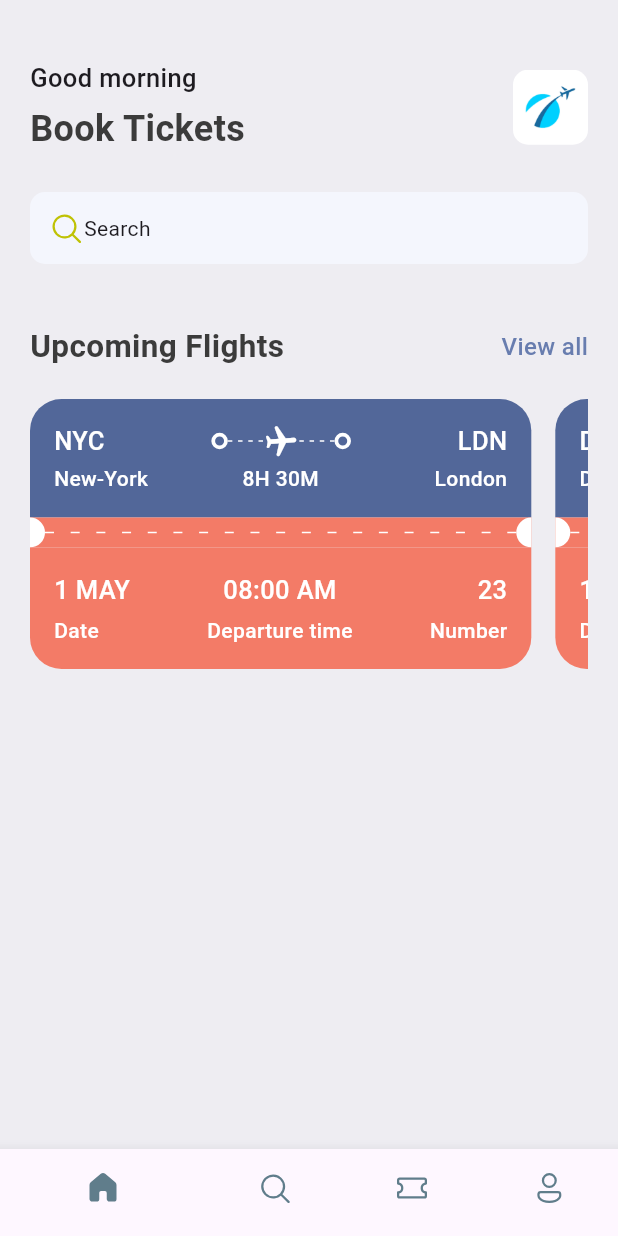
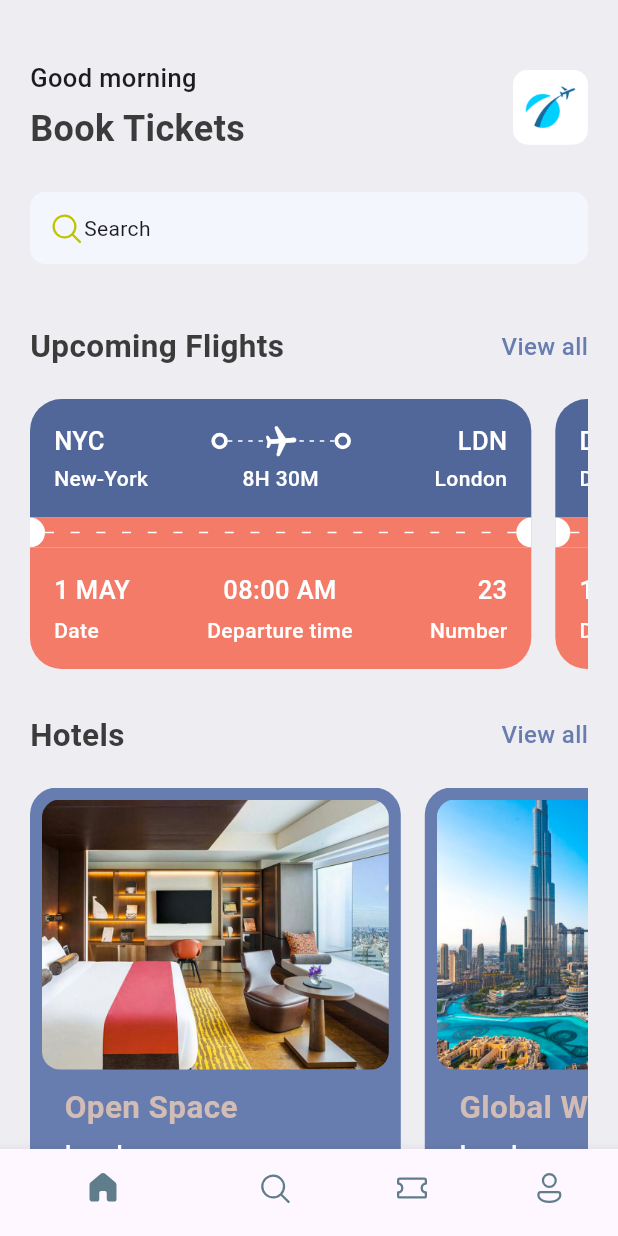
Before and after one commit to Blyne237/ticketBooking, a Flutter app: the screen it shows after launch, on a phone screen of 412 x 824 dp. Run offline on Flutter 3.47's test engine with Material 3 defaults, Android fonts, the phone set to English and light mode, and no system bars; our stand-ins replace fluentui_icons.

```diff
--- a/lib/base/bottom_nav_bar.dart
+++ b/lib/base/bottom_nav_bar.dart
@@ -1,6 +1,8 @@
 import 'package:fluentui_icons/fluentui_icons.dart';
 import 'package:flutter/material.dart';
-import 'package:ticket_app/screens/home_screen.dart';
+import 'package:ticket_app/screens/home/home_screen.dart';
+import 'package:ticket_app/screens/search/search_screen.dart';
+import 'package:ticket_app/screens/tickets/ticket_screen.dart';
 
 class BottomNavBar extends StatefulWidget {
   const BottomNavBar({super.key});
@@ -12,8 +14,8 @@ class BottomNavBar extends StatefulWidget {
 class _BottomNavBarState extends State<BottomNavBar> {
   final appScreens = [
     const HomeScreen(),
-    const Text("Search"),
-    const Text("Tickets"),
+    const SearchScreen(),
+    const TicketScreen(),
     const Text("Profile"),
   ];
 
--- a/lib/base/res/media.dart
+++ b/lib/base/res/media.dart
@@ -1,4 +1,6 @@
 class AppMedia {
   static const _baseImage = "assets/images";
   static const logo = '$_baseImage/logo.png';
+  static const hotelRoom = '$_baseImage/hotel_room.png';
+  static const planeSit = '$_baseImage/plane_sit.jpg';
 }
--- a/lib/base/res/styles/app_styles.dart
+++ b/lib/base/res/styles/app_styles.dart
@@ -8,6 +8,10 @@ class AppStyles {
   static Color textColor = const Color(0xFF3b3b3b);
   static Color ticketBlue = const Color(0xFF526799);
   static Color ticketOrange = const Color(0xFFF37b67);
+  static Color kakiColor = const Color(0xFFd2bdb6);
+  static Color planeColor = const Color(0xFFBFC2DF);
+  static Color findTicketColor = const Color(0xD91130CE);
+  static Color circleColor = const Color(0xFF189999);
 
   static TextStyle textStyle = TextStyle(
     fontSize: 16,
--- a/lib/base/utils/app_json.dart
+++ b/lib/base/utils/app_json.dart
@@ -48,3 +48,24 @@ List<Map<String, dynamic>> ticketList = [
     "number": 40
   },
 ];
+
+List<Map<String, dynamic>> hotelList = [
+  {
+    'image': 'hotel_room.png',
+    'place': 'Open Space',
+    'destination': 'London',
+    'price': 25
+  },
+  {
+    'image': 'city_view.png',
+    'place': 'Global Will',
+    'destination': 'London',
+    'price': 40
+  },
+  {
+    'image': 'pool_view.png',
+    'place': 'Best pool in the city',
+    'destination': 'Dubai',
+    'price': 68
+  },
+];
--- /dev/null
+++ b/lib/base/utils/app_routes.dart
@@ -0,0 +1,5 @@
+class AppRoutes {
+
+   static const allTickets = '/all_tickets';
+
+}
--- a/lib/base/widgets/app_double_text.dart
+++ b/lib/base/widgets/app_double_text.dart
@@ -1,12 +1,12 @@
 import 'package:flutter/material.dart';
 import 'package:ticket_app/base/res/styles/app_styles.dart';
-import 'package:ticket_app/screens/all_tickets.dart';
 
 class AppDoubleText extends StatelessWidget {
   const AppDoubleText(
-      {super.key, required this.bigtext, required this.smallText});
+      {super.key, required this.bigtext, required this.smallText, required this.func});
   final String bigtext;
   final String smallText;
+  final VoidCallback func;
 
   @override
   Widget build(BuildContext context) {
@@ -18,14 +18,7 @@ class AppDoubleText extends StatelessWidget {
           style: AppStyles.headLineStyle2,
         ),
         InkWell(
-          onTap: () {
-            Navigator.push(
-              context,
-              MaterialPageRoute(
-                builder: (BuildContext context) => AllTickets(),
-              ),
-            );
-          },
+          onTap: func,
           child: Text(smallText,
               style:
                   AppStyles.textStyle.copyWith(color: AppStyles.primaryColor)),
--- a/lib/main.dart
+++ b/lib/main.dart
@@ -1,5 +1,6 @@
 import 'package:flutter/material.dart';
 import 'package:ticket_app/base/bottom_nav_bar.dart';
+import 'package:ticket_app/screens/home/all_tickets.dart';
 
 void main() {
   runApp(const MyApp());
@@ -10,8 +11,12 @@ class MyApp extends StatelessWidget {
 
   @override
   Widget build(BuildContext context) {
-    return const MaterialApp(
+    return MaterialApp(
       debugShowCheckedModeBanner: false,
-      home: BottomNavBar());
+      routes: {
+        "/": (context) => const BottomNavBar(),
+        "/all_tickets": (context) => const AllTickets(),
+      },
+    );
   }
 }
--- a/lib/screens/home_screen.dart
+++ b/lib/screens/home/home_screen.dart
@@ -3,8 +3,10 @@ import 'package:flutter/material.dart';
 import 'package:ticket_app/base/res/media.dart';
 import 'package:ticket_app/base/res/styles/app_styles.dart';
 import 'package:ticket_app/base/utils/app_json.dart';
+import 'package:ticket_app/base/utils/app_routes.dart';
 import 'package:ticket_app/base/widgets/app_double_text.dart';
 import 'package:ticket_app/base/widgets/ticket_view.dart';
+import 'package:ticket_app/screens/home/widgets/hotel.dart';
 
 class HomeScreen extends StatelessWidget {
   const HomeScreen({super.key});
@@ -19,6 +21,7 @@ class HomeScreen extends StatelessWidget {
           Container(
             padding: const EdgeInsets.symmetric(horizontal: 20),
             child: Column(
+              crossAxisAlignment: CrossAxisAlignment.start,
               children: [
                 Row(
                   mainAxisAlignment: MainAxisAlignment.spaceBetween,
@@ -67,19 +70,45 @@ class HomeScreen extends StatelessWidget {
                   ),
                 ),
                 const SizedBox(height: 40),
-                const AppDoubleText(
+                AppDoubleText(
                   bigtext: 'Upcoming Flights',
                   smallText: 'View all',
+                  func: () =>
+                      Navigator.pushNamed(context, AppRoutes.allTickets),
                 ),
                 const SizedBox(height: 20),
                 SingleChildScrollView(
                   scrollDirection: Axis.horizontal,
                   child: Row(
-                      children: ticketList.take(3).map((singleTicket) => TicketView(
-                                ticket: singleTicket,
-                              ),)
+                      children: ticketList
+                          .take(3)
+                          .map(
+                            (singleTicket) => TicketView(
+                              ticket: singleTicket,
+                            ),
+                          )
                           .toList()),
-                )
+                ),
+                const SizedBox(height: 20),
+                AppDoubleText(
+                  bigtext: 'Hotels',
+                  smallText: 'View all',
+                  func: () =>
+                      Navigator.pushNamed(context, AppRoutes.allTickets),
+                ),
+                const SizedBox(height: 20),
+                SingleChildScrollView(
+                    scrollDirection: Axis.horizontal,
+                    child: Row(
+                      children: hotelList
+                          .take(2)
+                          .map(
+                            (singleHotel) => Hotel(
+                              hotel: singleHotel,
+                            ),
+                          )
+                          .toList(),
+                    ))
               ],
             ),
           ),
--- /dev/null
+++ b/lib/screens/home/widgets/hotel.dart
@@ -0,0 +1,64 @@
+import 'package:flutter/material.dart';
+import 'package:ticket_app/base/res/styles/app_styles.dart';
+
+class Hotel extends StatelessWidget {
+   final Map<String, dynamic> hotel;
+  const Hotel({super.key, required this.hotel});
+
+  @override
+  Widget build(BuildContext context) {
+    final size = MediaQuery.of(context).size;
+    return Container(
+      margin: const EdgeInsets.only(right: 16),
+      padding: const EdgeInsets.all(8),
+      width: size.width * 0.6,
+      height: 350,
+      decoration: BoxDecoration(
+        color: AppStyles.primaryColor,
+        borderRadius: BorderRadius.circular(18),
+      ),
+      child: Column(
+        crossAxisAlignment: CrossAxisAlignment.start,
+        children: [
+          Container(
+            height: 180,
+            decoration: BoxDecoration(
+              color: AppStyles.primaryColor,
+              borderRadius: BorderRadius.circular(12),
+              image:  DecorationImage(
+                fit: BoxFit.cover,
+                image: AssetImage("assets/images/${hotel['image']}"),
+              ),
+            ),
+          ),
+          const SizedBox(height: 10),
+          Padding(
+            padding: const EdgeInsets.only(left: 15),
+            child: Text(
+              hotel['place'],
+              style:
+                  AppStyles.headLineStyle2.copyWith(color: AppStyles.kakiColor),
+            ),
+          ),
+          const SizedBox(height: 5),
+          Padding(
+            padding: const EdgeInsets.only(left: 15),
+            child: Text(
+              hotel['destination'],
+              style: AppStyles.headLineStyle3.copyWith(color: Colors.white),
+            ),
+          ),
+          const SizedBox(height: 5),
+          Padding(
+            padding: const EdgeInsets.only(left: 15),
+            child: Text(
+              "\$${hotel['price']}/night",
+              style:
+                  AppStyles.headLineStyle2.copyWith(color: AppStyles.kakiColor),
+            ),
+          ),
+        ],
+      ),
+    );
+  }
+}
```
Also changed, not shown: lib/screens/search/search_screen.dart (added, +47 -0 lines), lib/screens/search/widgets/app_text_icon.dart (added, +35 -0 lines), lib/screens/search/widgets/app_ticket_tabs.dart (added, +59 -0 lines), lib/screens/search/widgets/find_tickets.dart (added, +21 -0 lines), lib/screens/search/widgets/ticket_promotion.dart (added, +140 -0 lines), lib/screens/tickets/ticket_screen.dart (added, +29 -0 lines), lib/screens/home/all_tickets.dart (renamed from lib/screens/all_tickets.dart).
